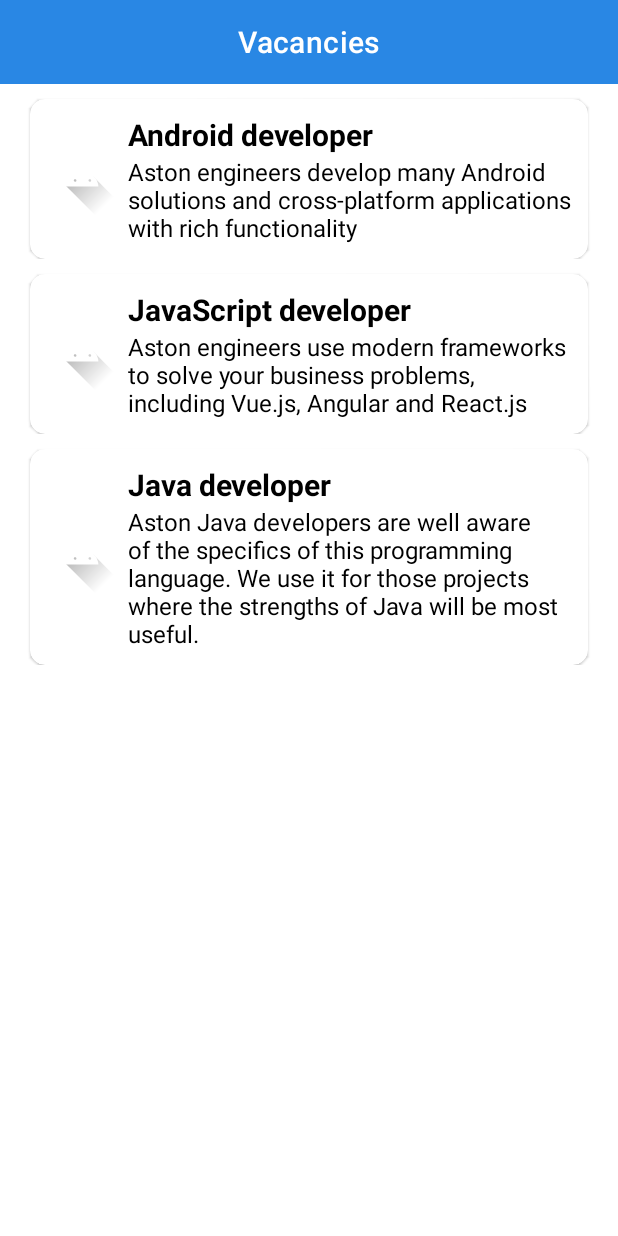
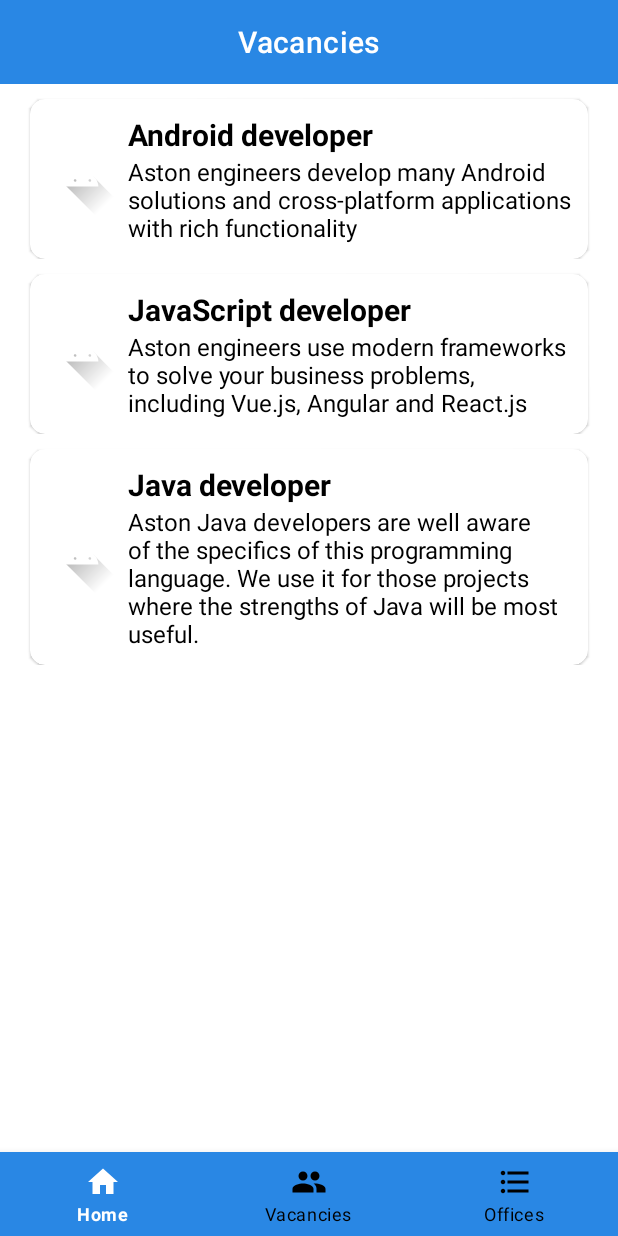
Before and after one commit to almoiv0499/Moroz_Lesson3, an Android app: the fragment VacanciesFragment placed in its activity, on a phone screen of 412 x 824 dp. Run offline under Robolectric (Android 15) with nearby library versions, the phone set to English and light mode, and no system bars.

Commit message:
moroz_lesson_5_2 set up toolbar and navigation

```diff
--- a/app/src/main/java/com/example/moroz_lesson3/activity/MainActivity.kt
+++ b/app/src/main/java/com/example/moroz_lesson3/activity/MainActivity.kt
@@ -1,62 +1,103 @@
 package com.example.moroz_lesson3.activity
 
 import android.os.Bundle
+import android.os.PersistableBundle
 import android.view.View
 import androidx.activity.viewModels
 import androidx.appcompat.app.AppCompatActivity
 import androidx.fragment.app.Fragment
+import androidx.fragment.app.FragmentManager
 import com.example.moroz_lesson3.R
 import com.example.moroz_lesson3.databinding.ActivityMainBinding
 import com.example.moroz_lesson3.fragments.authorization.AuthorizationFragment
 import com.example.moroz_lesson3.fragments.details.OfficeDetailsFragment
 import com.example.moroz_lesson3.fragments.mainscreen.MainScreenFragment
 import com.example.moroz_lesson3.fragments.offices.OfficesFragment
+import com.example.moroz_lesson3.fragments.util.CustomizeToolbar
+import com.example.moroz_lesson3.fragments.util.Navigation
+import com.example.moroz_lesson3.fragments.util.NavigationImpl
 import com.example.moroz_lesson3.fragments.vacancies.VacanciesFragment
+import com.example.moroz_lesson3.model.Office
+import com.google.android.material.bottomnavigation.BottomNavigationView
 
 class MainActivity : AppCompatActivity() {
 
     private lateinit var binding: ActivityMainBinding
 
-    private val viewModel: MainActivityViewModel by viewModels()
+    private val currentFragment: Fragment get() = supportFragmentManager.findFragmentById(R.id.fragment_container)!!
+    private val fragmentListener = object : FragmentManager.FragmentLifecycleCallbacks() {
+        override fun onFragmentViewCreated(
+            fm: FragmentManager,
+            f: Fragment,
+            v: View,
+            savedInstanceState: Bundle?,
+        ) {
+            super.onFragmentViewCreated(fm, f, v, savedInstanceState)
+            updateUI()
+        }
+    }
+
+    private val navigation get() = NavigationImpl
 
     override fun onCreate(savedInstanceState: Bundle?) {
         super.onCreate(savedInstanceState)
         binding = ActivityMainBinding.inflate(layoutInflater)
         setContentView(binding.root)
 
+        register()
         navigateByBottomNavigation()
     }
 
     private fun navigateByBottomNavigation() {
         binding.bottomNavigation.setOnItemSelectedListener { menuItem ->
-            val fragmentManager = supportFragmentManager
             when (menuItem.itemId) {
                 R.id.home -> {
-                    val fragment = MainScreenFragment.newInstance()
-                    viewModel.navigationBetweenFragments(fragmentManager, fragment)
+                    navigation.navigateToMainScreenInBottomNavigation()
                 }
                 R.id.vacancies -> {
-                    val fragment = VacanciesFragment.newInstance()
-                    viewModel.navigationBetweenFragments(fragmentManager, fragment)
+                    navigation.navigateToVacanciesInBottomNavigation()
                 }
                 R.id.offices -> {
-                    val fragment = OfficesFragment.newInstance()
-                    viewModel.navigationBetweenFragments(fragmentManager, fragment)
-                }
-                else -> {
-                    binding.bottomNavigation.visibility = View.GONE
+                    navigation.navigateToOfficesInBottomNavigation()
                 }
             }
             true
         }
     }
 
-    fun checkFragment(fragment: Fragment) {
-        when (fragment) {
+    override fun onDestroy() {
+        super.onDestroy()
+        unregister()
+    }
+
+    private fun register() {
+        navigation.onCreate(this)
+        supportFragmentManager.registerFragmentLifecycleCallbacks(fragmentListener, false)
+    }
+
+    private fun unregister() {
+        navigation.onDestroy()
+        supportFragmentManager.unregisterFragmentLifecycleCallbacks(fragmentListener)
+    }
+
+    private fun updateUI() {
+        bottomNavigationVisibility()
+        customizeToolbar()
+    }
+
+    private fun bottomNavigationVisibility() {
+        when (currentFragment) {
             is AuthorizationFragment,
             is OfficeDetailsFragment,
             -> binding.bottomNavigation.visibility = View.GONE
             else -> binding.bottomNavigation.visibility = View.VISIBLE
         }
     }
+
+    private fun customizeToolbar() {
+        when(val fragment = currentFragment) {
+            is CustomizeToolbar -> binding.toolbar.title = getString(fragment.setToolbarTitle())
+            else -> binding.toolbar.title = getString(R.string.app_name)
+        }
+    }
 }
--- a/app/src/main/java/com/example/moroz_lesson3/fragments/authorization/AuthorizationFragment.kt
+++ b/app/src/main/java/com/example/moroz_lesson3/fragments/authorization/AuthorizationFragment.kt
@@ -8,10 +8,11 @@
 import android.view.ViewGroup
 import androidx.fragment.app.Fragment
 import com.example.moroz_lesson3.R
-import com.example.moroz_lesson3.activity.MainActivity
 import com.example.moroz_lesson3.databinding.FragmentAuthorizationBinding
+import com.example.moroz_lesson3.fragments.util.CustomizeToolbar
+import com.example.moroz_lesson3.fragments.util.navigation
 
-class AuthorizationFragment : Fragment() {
+class AuthorizationFragment : Fragment(), CustomizeToolbar {
 
     companion object {
         private const val PASSWORD = "password123"
@@ -26,7 +27,7 @@
     ): View {
         _binding = FragmentAuthorizationBinding.inflate(inflater, container, false)
 
-        (activity as MainActivity).checkFragment(this)
+        navigation().bottomNavigationVisibility(this)
         return binding.root
     }
 
@@ -93,8 +94,11 @@
         binding.loginButton.setOnClickListener {
             binding.groupVisibility.visibility = View.GONE
             binding.progressLoading.visibility = View.VISIBLE
+            navigation().navigateFromAuthorizationToMainScreen()
         }
     }
+
+    override fun setToolbarTitle(): Int = R.string.login_title
 
     override fun onDestroyView() {
         super.onDestroyView()
--- /dev/null
+++ b/app/src/main/java/com/example/moroz_lesson3/fragments/util/CustomizeToolbar.kt
@@ -0,0 +1,9 @@
+package com.example.moroz_lesson3.fragments.util
+
+import androidx.annotation.StringRes
+
+interface CustomizeToolbar {
+
+    @StringRes fun setToolbarTitle(): Int
+
+}
--- a/app/src/main/java/com/example/moroz_lesson3/fragments/util/Navigation.kt
+++ b/app/src/main/java/com/example/moroz_lesson3/fragments/util/Navigation.kt
@@ -3,15 +3,15 @@
 import androidx.fragment.app.Fragment
 import com.example.moroz_lesson3.model.Office
 
-interface Navigator {
+interface Navigation {
 
     fun navigateFromAuthorizationToMainScreen()
 
-    fun navigateToMainScreenInBottomNavigation(fragment: Fragment)
+    fun navigateToMainScreenInBottomNavigation()
 
-    fun navigateToVacanciesInBottomNavigation(fragment: Fragment)
+    fun navigateToVacanciesInBottomNavigation()
 
-    fun navigateToOfficesInBottomNavigation(fragment: Fragment)
+    fun navigateToOfficesInBottomNavigation()
 
     fun navigateToOfficesDetails(office: Office)
 
@@ -20,4 +20,4 @@
     fun bottomNavigationVisibility(fragment: Fragment)
 }
 
-fun Fragment.navigation(): Navigator = requireActivity() as Navigator
+fun Fragment.navigation(): Navigation = NavigationImpl
--- a/app/src/main/java/com/example/moroz_lesson3/fragments/vacancies/VacanciesFragment.kt
+++ b/app/src/main/java/com/example/moroz_lesson3/fragments/vacancies/VacanciesFragment.kt
@@ -5,9 +5,11 @@
 import android.view.View
 import android.view.ViewGroup
 import androidx.fragment.app.Fragment
+import com.example.moroz_lesson3.R
 import com.example.moroz_lesson3.databinding.FragmentVacanciesBinding
+import com.example.moroz_lesson3.fragments.util.CustomizeToolbar
 
-class VacanciesFragment : Fragment() {
+class VacanciesFragment : Fragment(), CustomizeToolbar {
 
     companion object {
         fun newInstance() = VacanciesFragment()
@@ -25,6 +27,8 @@
         return binding.root
     }
 
+    override fun setToolbarTitle(): Int = R.string.string_vacancies
+
     override fun onDestroyView() {
         super.onDestroyView()
         _binding = null
--- a/app/src/main/res/layout/activity_main.xml
+++ b/app/src/main/res/layout/activity_main.xml
@@ -1,29 +1,40 @@
 <?xml version="1.0" encoding="utf-8"?>
 <androidx.constraintlayout.widget.ConstraintLayout xmlns:android="http://schemas.android.com/apk/res/android"
     xmlns:app="http://schemas.android.com/apk/res-auto"
+    xmlns:tools="http://schemas.android.com/tools"
     android:layout_width="match_parent"
-    android:layout_height="match_parent"
-    xmlns:tools="http://schemas.android.com/tools">
+    android:layout_height="match_parent">
+
+    <com.google.android.material.appbar.MaterialToolbar
+        android:id="@+id/toolbar"
+        android:layout_width="@dimen/toolbar_width"
+        android:layout_height="?attr/actionBarSize"
+        android:background="@color/color_app"
+        app:layout_constraintEnd_toEndOf="parent"
+        app:layout_constraintStart_toStartOf="parent"
+        app:layout_constraintTop_toTopOf="parent"
+        app:navigationIconTint="@color/white"
+        app:titleCentered="true"
+        app:titleTextColor="@color/white" />
 
     <androidx.fragment.app.FragmentContainerView
         android:id="@+id/fragment_container"
         android:name="com.example.moroz_lesson3.fragments.authorization.AuthorizationFragment"
         android:layout_width="@dimen/fragmentContainer_width"
         android:layout_height="@dimen/fragmentContainer_height"
-        tools:layout="@layout/fragment_authorization"
+        app:layout_constraintBottom_toTopOf="@id/bottom_navigation"
+        app:layout_constraintEnd_toEndOf="parent"
         app:layout_constraintStart_toStartOf="parent"
-        app:layout_constraintEnd_toEndOf="parent"
-        app:layout_constraintTop_toTopOf="parent"
-        app:layout_constraintBottom_toTopOf="@id/bottom_navigation"
-        />
+        app:layout_constraintTop_toBottomOf="@+id/toolbar"
+        tools:layout="@layout/fragment_authorization" />
 
     <com.google.android.material.bottomnavigation.BottomNavigationView
         android:id="@+id/bottom_navigation"
         android:layout_width="match_parent"
         android:layout_height="wrap_content"
         android:background="@color/color_app"
+        app:itemIconTint="@color/icon_color_selector"
         app:itemTextColor="@color/icon_color_selector"
-        app:itemIconTint="@color/icon_color_selector"
         app:layout_constraintBottom_toBottomOf="parent"
         app:layout_constraintEnd_toEndOf="parent"
         app:layout_constraintStart_toStartOf="parent"
--- a/app/src/main/res/layout/fragment_vacancies.xml
+++ b/app/src/main/res/layout/fragment_vacancies.xml
@@ -5,19 +5,6 @@
     android:layout_width="match_parent"
     android:layout_height="match_parent"
     tools:context=".fragments.vacancies.VacanciesFragment">
-
-    <com.google.android.material.appbar.MaterialToolbar
-        android:id="@+id/vacancies_toolbar"
-        android:layout_width="@dimen/toolbar_width"
-        android:layout_height="?attr/actionBarSize"
-        android:background="@color/color_app"
-        app:layout_constraintEnd_toEndOf="parent"
-        app:layout_constraintStart_toStartOf="parent"
-        app:layout_constraintTop_toTopOf="parent"
-        app:titleCentered="true"
-        app:title="@string/string_vacancies_toolbar"
-        app:titleTextColor="@color/white"
-        />
 
     <androidx.constraintlayout.widget.Guideline
         android:id="@+id/vacancies_guideline_start"
@@ -42,7 +29,7 @@
         app:customImage="@drawable/ic_launcher_foreground"
         app:layout_constraintEnd_toEndOf="@id/vacancies_guideline_end"
         app:layout_constraintStart_toStartOf="@id/vacancies_guideline_start"
-        app:layout_constraintTop_toBottomOf="@id/vacancies_toolbar"/>
+        app:layout_constraintTop_toTopOf="parent"/>
 
     <com.example.moroz_lesson3.AstonButtonView
         android:id="@+id/second_vacancies"
```
Also changed, not shown: app/src/main/java/com/example/moroz_lesson3/fragments/details/OfficeDetailsFragment.kt (+18 -6 lines), app/src/main/java/com/example/moroz_lesson3/fragments/mainscreen/MainScreenFragment.kt (+4 -4 lines), app/src/main/java/com/example/moroz_lesson3/fragments/offices/OfficesFragment.kt (+4 -3 lines), app/src/main/java/com/example/moroz_lesson3/fragments/util/NavigationImpl.kt (+9 -4 lines), app/src/main/res/layout/fragment_authorization.xml (+1 -14 lines), app/src/main/res/layout/fragment_main_screen.xml (+2 -15 lines), app/src/main/res/layout/fragment_office_details.xml (+1 -13 lines), app/src/main/res/layout/fragment_offices.xml (+1 -13 lines).
